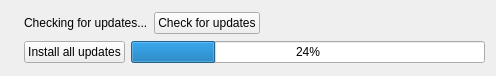
First picture: the form in src-qt4/pc-updatecenter/indicatorwidget.ui, repository trueos/pcbsd, before the edit.
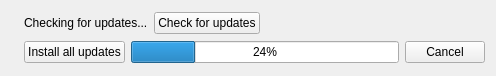
Second picture: the form after the edit. Icons and pictures are not drawn.

What changed in the file:
```diff
--- a/src-qt4/pc-updatecenter/indicatorwidget.ui
+++ b/src-qt4/pc-updatecenter/indicatorwidget.ui
@@ -81,6 +81,17 @@
          </property>
         </widget>
        </item>
+       <item>
+        <widget class="QPushButton" name="cancelButton">
+         <property name="text">
+          <string>Cancel</string>
+         </property>
+         <property name="icon">
+          <iconset resource="res.qrc">
+           <normaloff>:/images/dialog-cancel.png</normaloff>:/images/dialog-cancel.png</iconset>
+         </property>
+        </widget>
+       </item>
       </layout>
      </item>
     </layout>
```
